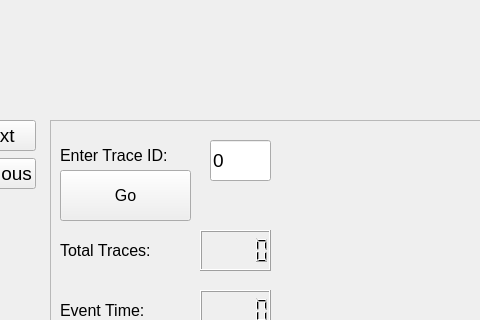
This is offspect/gui/uis/visual_inspection_gui_HR.ui in neuromti/tool-offspect as Qt 5 draws it before an edit; both pictures show x 404 to 884 and y 371 to 691 of the 1162 by 840 pixel window. The edited form follows.
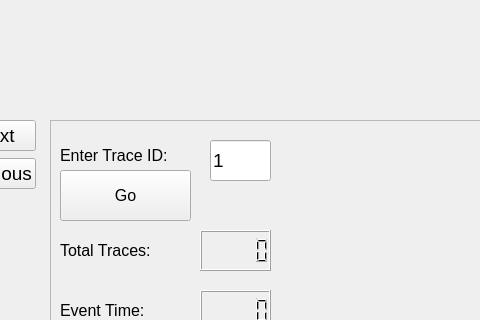
This is the edited form. Custom widgets are drawn as their Qt base class.

Diff of the .ui file:
```diff
--- a/offspect/gui/uis/visual_inspection_gui_HR.ui
+++ b/offspect/gui/uis/visual_inspection_gui_HR.ui
@@ -625,7 +625,7 @@
         </font>
        </property>
        <property name="text">
-        <string>0</string>
+        <string>1</string>
        </property>
       </widget>
       <widget class="QLCDNumber" name="last_trace_num">
```
Left out of the diff: 2 changed lines with no effect on the pictures.
